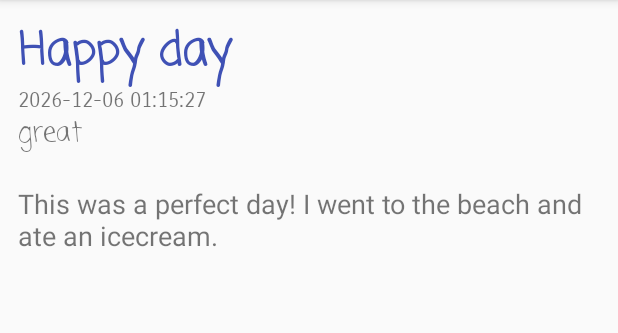
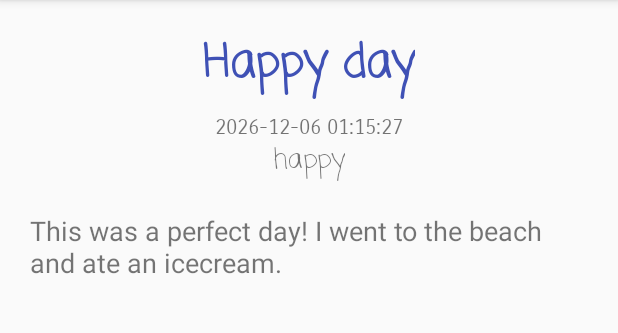
Before and after one commit to Jara555/Journal, an Android app: the screen it shows after launch (DetailActivity), after a tap on "Happy day", on a phone screen of 412 x 824 dp, the part 84-417 px from its top. Run offline under Robolectric (Android 15) with nearby library versions, the phone set to English and light mode, and no system bars.

Commit message:
Version 2: working layout

```diff
--- a/app/src/main/java/com/jara/journal/EntryAdapter.java
+++ b/app/src/main/java/com/jara/journal/EntryAdapter.java
@@ -33,9 +33,24 @@ public class EntryAdapter extends ResourceCursorAdapter {
         content.setText(cursor.getString(colContent));
 
         int colMood = cursor.getColumnIndex("mood");
+        String moodText = cursor.getString(colMood);
         ImageView mood = (ImageView) view.findViewById(R.id.mood);
-        if (cursor.getString(colMood).equals("great")) {
-            mood.setImageResource(R.drawable.great);
+
+        // set mood image according to mood
+        if (moodText.equals("happy")) {
+            mood.setImageResource(R.drawable.happy);
+        }
+        else if (moodText.equals("nice")) {
+            mood.setImageResource(R.drawable.nice);
+        }
+        else if (moodText.equals("sad")) {
+            mood.setImageResource(R.drawable.sad);
+        }
+        else if (moodText.equals("angry")) {
+            mood.setImageResource(R.drawable.angry);
+        }
+        else {
+            mood.setImageResource(R.drawable.okay);
         }
     }
 }
--- a/app/src/main/java/com/jara/journal/EntryDatabase.java
+++ b/app/src/main/java/com/jara/journal/EntryDatabase.java
@@ -40,7 +40,7 @@ public class EntryDatabase extends SQLiteOpenHelper {
 
         // insert sample items
         db.execSQL("INSERT INTO entries (title, content, mood) VALUES ('Happy day', 'This was a " +
-                "perfect day! I went to the beach and ate an icecream.', 'great');");
+                "perfect day! I went to the beach and ate an icecream.', 'happy');");
         db.execSQL("INSERT INTO entries (title, content, mood) VALUES ('Sad day', 'This was a sad " +
                 "day. My hamster died. I burried him in the garden.', 'sad');");
     }
--- a/app/src/main/res/layout/activity_detail.xml
+++ b/app/src/main/res/layout/activity_detail.xml
@@ -3,31 +3,35 @@
     xmlns:android="http://schemas.android.com/apk/res/android" android:layout_width="match_parent"
     android:layout_height="match_parent"
     android:orientation="vertical"
-    android:padding="12dp">
+    android:padding="20dp">
 
     <TextView
         android:id="@+id/title"
-        android:layout_width="match_parent"
+        android:layout_width="wrap_content"
         android:layout_height="wrap_content"
+        android:layout_gravity="center"
         android:fontFamily="casual"
-        android:text="Title"
         android:textColor="@color/colorPrimary"
         android:textSize="30sp"
         android:textStyle="bold" />
 
+    <Space
+        android:layout_width="match_parent"
+        android:layout_height="10dp" />
+
     <TextView
         android:id="@+id/timestamp"
-        android:layout_width="match_parent"
+        android:layout_width="wrap_content"
         android:layout_height="wrap_content"
-        android:fontFamily="sans-serif-smallcaps"
-        android:text="Date time" />
+        android:layout_gravity="center"
+        android:fontFamily="sans-serif-smallcaps" />
 
     <TextView
         android:id="@+id/mood"
-        android:layout_width="match_parent"
+        android:layout_width="wrap_content"
         android:layout_height="wrap_content"
+        android:layout_gravity="center"
         android:fontFamily="casual"
-        android:text="Mood"
         android:textSize="18sp" />
 
     <Space
@@ -36,8 +40,9 @@
 
     <TextView
         android:id="@+id/content"
-        android:layout_width="match_parent"
+        android:layout_width="wrap_content"
         android:layout_height="wrap_content"
-        android:text="Content"
+        android:layout_gravity="center"
         android:textSize="18sp" />
+
 </LinearLayout>
--- a/app/src/main/res/layout/activity_main.xml
+++ b/app/src/main/res/layout/activity_main.xml
@@ -7,14 +7,11 @@
     android:padding="12dp"
     tools:context=".MainActivity">
 
-
     <ListView
         android:id="@+id/listView"
         android:layout_width="match_parent"
         android:layout_height="wrap_content" >
-
     </ListView>
-
 
     <android.support.design.widget.FloatingActionButton
         android:id="@+id/floatingActionButton"
```
Also changed, not shown: app/src/main/java/com/jara/journal/InputActivity.java (+11 -8 lines), app/src/main/res/layout/activity_input.xml (+29 -15 lines), app/src/main/res/drawable/great.jpg (deleted).
